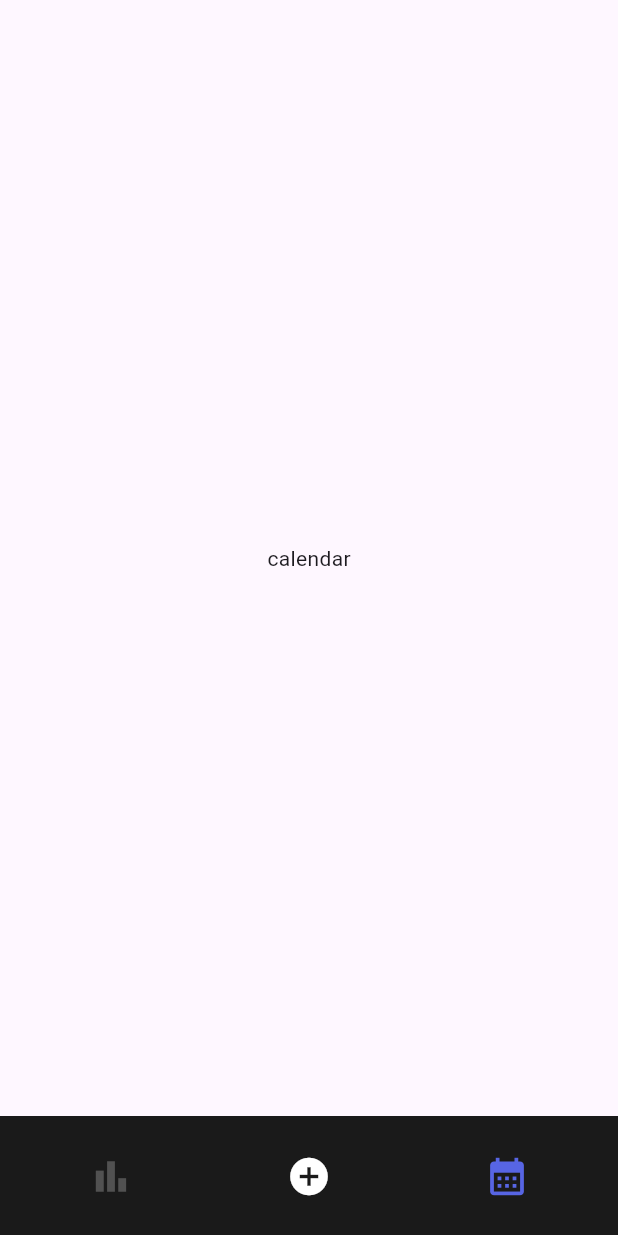
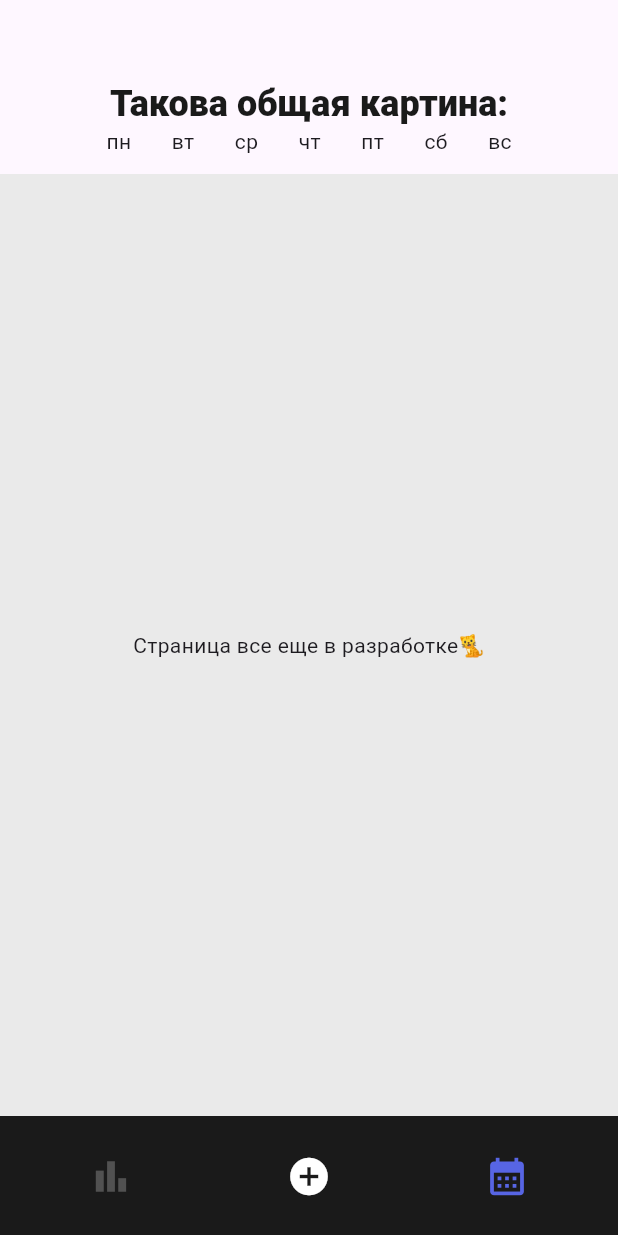
Before and after one commit to zl0y4951/color_mood_app, a Flutter app: the screen it shows after launch, after a tap on the "calendar month" icon, on a phone screen of 412 x 824 dp. Run offline on Flutter 3.47's test engine with Material 3 defaults, Android fonts, the phone set to English and light mode, and no system bars; our stand-ins replace drift, drift_flutter, flutter_bloc; accounts and stored records are empty; generated files the repository leaves out were written again.

Commit message:
Finish today logic

```diff
--- a/lib/src/core/database/database.dart
+++ b/lib/src/core/database/database.dart
@@ -3,7 +3,7 @@ import 'package:color_mood_app/src/core/models/mood/mood.dart';
 abstract interface class IDatabase {
   Future<void> insertMood(MoodEntity mood);
   Future<MoodEntity?> getMood(int id);
-  Future<MoodEntity?> getCurrentMood(DateTime date);
+  Future<MoodEntity?> getCurrentMood(int date);
   Future<List<MoodEntity>> getMoods();
   Future<void> updateMood(int id, MoodEntity newMood);
 }
--- a/lib/src/core/database/database_impl.dart
+++ b/lib/src/core/database/database_impl.dart
@@ -9,7 +9,7 @@ part 'database_impl.g.dart';
 class MoodTable extends Table {
   IntColumn get id => integer().autoIncrement()();
   IntColumn get moodCondition => integer()();
-  DateTimeColumn get datetime => dateTime()();
+  IntColumn get datetime => integer().unique()();
 }
 
 @DriftDatabase(tables: [MoodTable])
@@ -25,7 +25,7 @@ class Database extends _$Database implements IDatabase {
   }
 
   @override
-  Future<MoodEntity?> getCurrentMood(DateTime date) async {
+  Future<MoodEntity?> getCurrentMood(int date) async {
     final mood = await (select(moodTable)
           ..where((tbl) => tbl.datetime.equals(date)))
         .getSingleOrNull();
@@ -42,7 +42,10 @@ class Database extends _$Database implements IDatabase {
 
   @override
   Future<void> insertMood(MoodEntity mood) async {
-    await into(moodTable).insert(mood.toCompanion());
+    await into(moodTable).insert(
+      mood.toCompanion(),
+      mode: InsertMode.insertOrReplace,
+    );
   }
 
   @override
--- a/lib/src/core/widgets/mood_box_widget.dart
+++ b/lib/src/core/widgets/mood_box_widget.dart
@@ -8,17 +8,17 @@ class MoodBoxWidget extends StatelessWidget {
       this.color,
       this.borderWidth = 4,
       this.onTap,
-      this.disabled = false});
+      this.isOpacity = false});
   final double? size;
   final Color? color;
   final double borderWidth;
   final VoidCallback? onTap;
-  final bool disabled;
+  final bool isOpacity;
 
   @override
   Widget build(BuildContext context) {
     return InkWell(
-      onTap: disabled ? null : onTap,
+      onTap: onTap,
       child: SizedBox.square(
         dimension: size,
         child: DecoratedBox(
@@ -27,7 +27,7 @@ class MoodBoxWidget extends StatelessWidget {
               width: borderWidth,
               color: CustomColors.black,
             ),
-            color: disabled ? color?.withOpacity(0.3) : color,
+            color: isOpacity ? color?.withOpacity(0.5) : color,
           ),
         ),
       ),
--- a/lib/src/feature/calendar/calendar_screen.dart
+++ b/lib/src/feature/calendar/calendar_screen.dart
@@ -1,12 +1,72 @@
+import 'package:color_mood_app/src/core/extensions/extended_iterable.dart';
+import 'package:color_mood_app/src/core/theme/colors.dart';
 import 'package:flutter/material.dart';
 
 class CalendarScreen extends StatelessWidget {
   const CalendarScreen({super.key});
 
+  static const _days = [
+    'пн',
+    'вт',
+    'ср',
+    'чт',
+    'пт',
+    'сб',
+    'вс',
+  ];
+
+  static const _month = [
+    'Январь',
+    'Февраль',
+    'Март',
+    'Апрель',
+    'Май',
+    'Июнь',
+    'Июль',
+    'Август',
+    'Сентябрь',
+    'Октябрь',
+    'Ноябрь',
+    'Декабрь',
+  ];
+
   @override
   Widget build(BuildContext context) {
-    return Center(
-      child: Text('calendar'),
+    return SafeArea(
+      child: Column(
+        children: [
+          const SizedBox(height: 54),
+          Center(
+            child: Text(
+              'Такова общая картина:',
+              style: Theme.of(context).textTheme.headlineLarge,
+            ),
+          ),
+          Padding(
+            padding: const EdgeInsets.symmetric(horizontal: 44),
+            child: Row(
+              mainAxisAlignment: MainAxisAlignment.spaceEvenly,
+              children: _days
+                  .map(
+                    (day) => Text(day),
+                  )
+                  .toList(),
+            ),
+          ),
+          const SizedBox(height: 12),
+          Flexible(
+            child: ColoredBox(
+                color: CustomColors.grey,
+                child: Center(
+                  child: Text('Страница все еще в разработке🐈'),
+                )
+                // ListView(
+                //   children: [Text(DateTime.now().weekday.toString())],
+                // ),
+                ),
+          ),
+        ],
+      ),
     );
   }
 }
--- a/lib/src/feature/today/bloc/today_bloc.dart
+++ b/lib/src/feature/today/bloc/today_bloc.dart
@@ -24,13 +24,14 @@ class TodayBloc extends Bloc<TodayEvent, TodayState> {
   }
 
   Future<void> _onLoad(emit) async {
-    final date = DateTime.now().getDay;
+    final date = DateTime.now().getDay.millisecondsSinceEpoch ~/ 1000;
     final currentMood = await _database.getCurrentMood(date);
-    emit(TodayIdleState(currentMood));
+    emit(TodayIdleState(current: currentMood));
   }
 
   Future<void> _onChoose(MoodEntity mood, emit) async {
+    if (mood.moodCondition == state.current?.moodCondition) return;
     await _database.insertMood(mood);
-    emit(TodayIdleState(mood));
+    emit(TodayIdleState(current: mood));
   }
 }
--- a/lib/src/feature/today/bloc/today_state.dart
+++ b/lib/src/feature/today/bloc/today_state.dart
@@ -1,7 +1,8 @@
 part of 'today_bloc.dart';
 
 sealed class TodayState {
-  const TodayState();
+  const TodayState({this.current});
+  final MoodEntity? current;
 }
 
 class TodayInitialState extends TodayState {
@@ -9,8 +10,7 @@ class TodayInitialState extends TodayState {
 }
 
 class TodayIdleState extends TodayState {
-  const TodayIdleState(this.current);
-  final MoodEntity? current;
+  const TodayIdleState({super.current});
 }
 
 class TodayErrorState extends TodayState {
--- a/lib/src/feature/today/today_screen.dart
+++ b/lib/src/feature/today/today_screen.dart
@@ -17,15 +17,6 @@ class TodayScreen extends StatefulWidget {
 class _TodayScreenState extends State<TodayScreen> {
   int? current;
 
-  Widget _moodToWidget((int ind, MoodEnum mood) record) => MoodBoxWidget(
-        size: 70,
-        color: record.$2.color,
-        borderWidth: 3,
-        onTap: () => setState(() {
-          current = record.$1;
-        }),
-      );
-
   @override
   Widget build(BuildContext context) {
     return SafeArea(
@@ -33,11 +24,9 @@ class _TodayScreenState extends State<TodayScreen> {
         create: (_) => TodayBloc()..add(const TodayLoadEvent()),
         child: BlocBuilder<TodayBloc, TodayState>(
           builder: (context, state) {
-            // if (state is TodayIdleState) {
-            //   if (state.current != null) {
-            //     current = state.current!.moodCondition - 1;
-            //   }
-            // }
+            if (current == null && state.current != null) {
+              current = state.current!.moodCondition;
+            }
             return Column(
               children: [
                 const SizedBox(height: 54),
@@ -49,33 +38,39 @@ class _TodayScreenState extends State<TodayScreen> {
                 const SizedBox(height: 36),
                 MoodBoxWidget(
                   size: 200,
-                  color:
-                      current != null ? MoodEnum.values[current!].color : null,
+                  color: state.current != null
+                      ? MoodEnum.values[state.current!.moodCondition].color
+                      : null,
                 ),
                 const SizedBox(height: 144),
                 Row(
-                  mainAxisAlignment: MainAxisAlignment.spaceEvenly,
-                  children: MoodEnum.values.indexed
-                      .map(_moodToWidget)
-                      .toList(growable: false),
-                ),
-                const SizedBox(height: 72),
+                    mainAxisAlignment: MainAxisAlignment.spaceEvenly,
+                    children: MoodEnum.values.indexed.map(
+                      (record) {
+                        return MoodBoxWidget(
+                            size: 70,
+                            color: record.$2.color,
+                            isOpacity: record.$1 != current,
+                            borderWidth: 3,
+                            onTap: () => setState(() {
+                                  current = record.$1;
+                                }));
+                      },
+                    ).toList(growable: false)),
+                const SizedBox(height: 48),
                 CustomButton(
-                  text: state is TodayIdleState && state.current != null
-                      ? 'Изменить'
-                      : 'Добавить',
+                  text: state.current != null ? 'Изменить' : 'Добавить',
                   padding: const EdgeInsets.symmetric(horizontal: 42),
                   onPressed: current == null
                       ? null
                       : () {
-                          context.read<TodayBloc>().add(
-                                TodayChooseMoodEvent(
-                                  MoodEntity(
-                                    moodCondition: current! + 1,
-                                    datetime: DateTime.now().getDay,
-                                  ),
-                                ),
-                              );
+                          context.read<TodayBloc>().add(TodayChooseMoodEvent(
+                              MoodEntity(
+                                  datetime: DateTime.now()
+                                          .getDay
+                                          .millisecondsSinceEpoch ~/
+                                      1000,
+                                  moodCondition: current!)));
                         },
                 )
               ],
```
Also changed, not shown: lib/src/core/extensions/extended_iterable.dart (added, +14 -0 lines), lib/src/core/models/mood/mood.dart (+7 -2 lines), lib/src/core/database/database_impl.g.dart, 1 other file.
